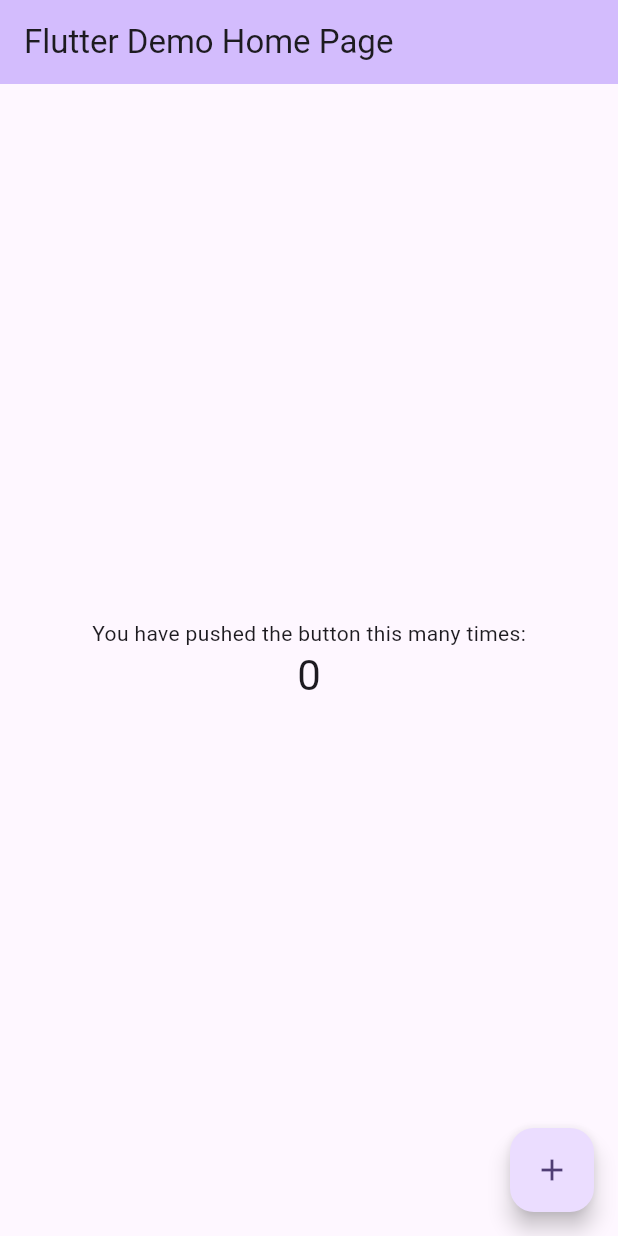
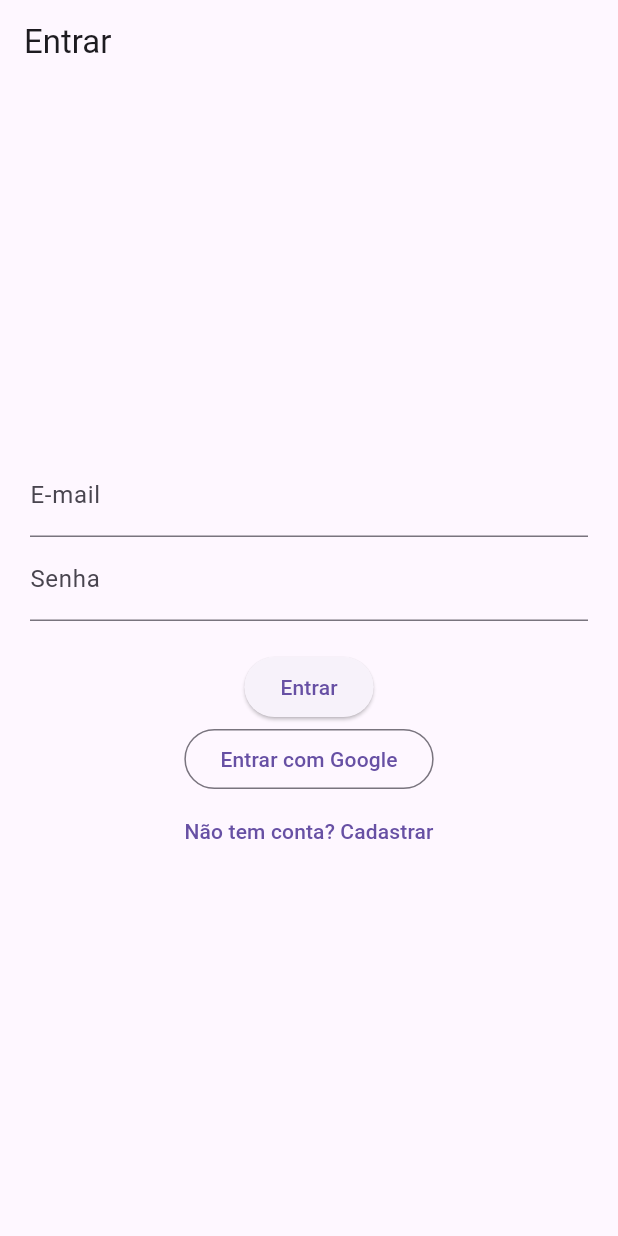
Before and after one commit to RodolfoJSCampos/orders-control, a Flutter app: the screen it shows after launch, on a phone screen of 412 x 824 dp. Run offline on Flutter 3.47's test engine with Material 3 defaults, Android fonts, the phone set to English and light mode, and no system bars; our stand-ins replace firebase_auth, firebase_core, google_sign_in; accounts and stored records are empty; statements that could not run were skipped.

Commit message:
feat: add login with email and login with google account

```diff
--- a/whatsupply/lib/main.dart
+++ b/whatsupply/lib/main.dart
@@ -1,122 +1,29 @@
 import 'package:flutter/material.dart';
+import 'package:firebase_core/firebase_core.dart';
+import 'package:provider/provider.dart';
+import 'package:whatsupply/firebase_options.dart';
+import 'viewmodels/auth_view_model.dart';
+import 'views/login_screen.dart';
 
-void main() {
-  runApp(const MyApp());
+void main() async {
+  WidgetsFlutterBinding.ensureInitialized();
+  await Firebase.initializeApp(
+    options: DefaultFirebaseOptions.currentPlatform,
+  );
+  runApp(MyApp());
 }
 
 class MyApp extends StatelessWidget {
   const MyApp({super.key});
 
-  // This widget is the root of your application.
   @override
   Widget build(BuildContext context) {
-    return MaterialApp(
-      title: 'Flutter Demo',
-      theme: ThemeData(
-        // This is the theme of your application.
-        //
-        // TRY THIS: Try running your application with "flutter run". You'll see
-        // the application has a purple toolbar. Then, without quitting the app,
-        // try changing the seedColor in the colorScheme below to Colors.green
-        // and then invoke "hot reload" (save your changes or press the "hot
-        // reload" button in a Flutter-supported IDE, or press "r" if you used
-        // the command line to start the app).
-        //
-        // Notice that the counter didn't reset back to zero; the application
-        // state is not lost during the reload. To reset the state, use hot
-        // restart instead.
-        //
-        // This works for code too, not just values: Most code changes can be
-        // tested with just a hot reload.
-        colorScheme: ColorScheme.fromSeed(seedColor: Colors.deepPurple),
+    return ChangeNotifierProvider(
+      create: (_) => AuthViewModel(),
+      child: MaterialApp(
+        title: 'Login MVVM',
+        home: LoginScreen(),
       ),
-      home: const MyHomePage(title: 'Flutter Demo Home Page'),
     );
   }
 }
-
-class MyHomePage extends StatefulWidget {
-  const MyHomePage({super.key, required this.title});
-
-  // This widget is the home page of your application. It is stateful, meaning
-  // that it has a State object (defined below) that contains fields that affect
-  // how it looks.
-
-  // This class is the configuration for the state. It holds the values (in this
-  // case the title) provided by the parent (in this case the App widget) and
-  // used by the build method of the State. Fields in a Widget subclass are
-  // always marked "final".
-
-  final String title;
-
-  @override
-  State<MyHomePage> createState() => _MyHomePageState();
-}
-
-class _MyHomePageState extends State<MyHomePage> {
-  int _counter = 0;
-
-  void _incrementCounter() {
-    setState(() {
-      // This call to setState tells the Flutter framework that something has
-      // changed in this State, which causes it to rerun the build method below
-      // so that the display can reflect the updated values. If we changed
-      // _counter without calling setState(), then the build method would not be
-      // called again, and so nothing would appear to happen.
-      _counter++;
-    });
-  }
-
-  @override
-  Widget build(BuildContext context) {
-    // This method is rerun every time setState is called, for instance as done
-    // by the _incrementCounter method above.
-    //
-    // The Flutter framework has been optimized to make rerunning build methods
-    // fast, so that you can just rebuild anything that needs updating rather
-    // than having to individually change instances of widgets.
-    return Scaffold(
-      appBar: AppBar(
-        // TRY THIS: Try changing the color here to a specific color (to
-        // Colors.amber, perhaps?) and trigger a hot reload to see the AppBar
-        // change color while the other colors stay the same.
-        backgroundColor: Theme.of(context).colorScheme.inversePrimary,
-        // Here we take the value from the MyHomePage object that was created by
-        // the App.build method, and use it to set our appbar title.
-        title: Text(widget.title),
-      ),
-      body: Center(
-        // Center is a layout widget. It takes a single child and positions it
-        // in the middle of the parent.
-        child: Column(
-          // Column is also a layout widget. It takes a list of children and
-          // arranges them vertically. By default, it sizes itself to fit its
-          // children horizontally, and tries to be as tall as its parent.
-          //
-          // Column has various properties to control how it sizes itself and
-          // how it positions its children. Here we use mainAxisAlignment to
-          // center the children vertically; the main axis here is the vertical
-          // axis because Columns are vertical (the cross axis would be
-          // horizontal).
-          //
-          // TRY THIS: Invoke "debug painting" (choose the "Toggle Debug Paint"
-          // action in the IDE, or press "p" in the console), to see the
-          // wireframe for each widget.
-          mainAxisAlignment: MainAxisAlignment.center,
-          children: <Widget>[
-            const Text('You have pushed the button this many times:'),
-            Text(
-              '$_counter',
-              style: Theme.of(context).textTheme.headlineMedium,
-            ),
-          ],
-        ),
-      ),
-      floatingActionButton: FloatingActionButton(
-        onPressed: _incrementCounter,
-        tooltip: 'Increment',
-        child: const Icon(Icons.add),
-      ), // This trailing comma makes auto-formatting nicer for build methods.
-    );
-  }
-}
--- /dev/null
+++ b/whatsupply/lib/viewmodels/auth_view_model.dart
@@ -0,0 +1,59 @@
+import 'package:flutter/material.dart';
+import '../services/auth_service.dart';
+import 'package:firebase_auth/firebase_auth.dart';
+
+class AuthViewModel extends ChangeNotifier {
+  final AuthService _authService = AuthService();
+
+  User? _user;
+  bool _isLoading = false;
+  String? _error;
+
+  User? get user => _user;
+  bool get isLoading => _isLoading;
+  String? get error => _error;
+
+  Future<void> loginWithEmail(String email, String password) async {
+    _setLoading(true);
+    try {
+      _user = await _authService.loginWithEmail(email, password);
+      _error = null;
+    } catch (e) {
+      _error = 'Erro ao fazer login: ${e.toString()}';
+    }
+    _setLoading(false);
+  }
+
+  Future<void> loginWithGoogle() async {
+    _setLoading(true);
+    try {
+      _user = await _authService.loginWithGoogle();
+      _error = null;
+    } catch (e) {
+      _error = 'Erro ao fazer login com Google: ${e.toString()}';
+    }
+    _setLoading(false);
+  }
+
+  Future<void> registerWithEmail(String email, String password) async {
+  _setLoading(true);
+  try {
+    _user = await _authService.registerWithEmail(email, password);
+    _error = null;
+  } catch (e) {
+    _error = 'Erro ao cadastrar: ${e.toString()}';
+  }
+  _setLoading(false);
+  }
+
+  void logout() {
+    _authService.logout();
+    _user = null;
+    notifyListeners();
+  }
+
+  void _setLoading(bool value) {
+    _isLoading = value;
+    notifyListeners();
+  }
+}
--- /dev/null
+++ b/whatsupply/lib/views/login_screen.dart
@@ -0,0 +1,79 @@
+import 'package:flutter/material.dart';
+import 'package:provider/provider.dart';
+import '../viewmodels/auth_view_model.dart';
+
+class LoginScreen extends StatefulWidget {
+  @override
+  State<LoginScreen> createState() => _LoginScreenState();
+}
+
+class _LoginScreenState extends State<LoginScreen> {
+  final emailController = TextEditingController();
+  final passwordController = TextEditingController();
+  bool isRegisterMode = false;
+
+  @override
+  Widget build(BuildContext context) {
+    final authVM = Provider.of<AuthViewModel>(context);
+
+    return Scaffold(
+      appBar: AppBar(title: Text(isRegisterMode ? 'Criar Conta' : 'Entrar')),
+      body: Padding(
+        padding: const EdgeInsets.all(20),
+        child: Center(
+          child: SingleChildScrollView(
+            child: Column(
+              children: [
+                if (authVM.error != null)
+                  Text(authVM.error!, style: TextStyle(color: Colors.red)),
+                TextField(
+                  controller: emailController,
+                  decoration: InputDecoration(labelText: 'E-mail'),
+                ),
+                TextField(
+                  controller: passwordController,
+                  obscureText: true,
+                  decoration: InputDecoration(labelText: 'Senha'),
+                ),
+                const SizedBox(height: 20),
+                authVM.isLoading
+                    ? CircularProgressIndicator()
+                    : Column(
+                        children: [
+                          ElevatedButton(
+                            onPressed: () {
+                              final email = emailController.text.trim();
+                              final senha = passwordController.text.trim();
+
+                              if (isRegisterMode) {
+                                authVM.registerWithEmail(email, senha);
+                              } else {
+                                authVM.loginWithEmail(email, senha);
+                              }
+                            },
+                            child: Text(isRegisterMode ? 'Cadastrar' : 'Entrar'),
+                          ),
+                          OutlinedButton(
+                            onPressed: authVM.loginWithGoogle,
+                            child: Text('Entrar com Google'),
+                          ),
+                          TextButton(
+                            onPressed: () {
+                              setState(() {
+                                isRegisterMode = !isRegisterMode;
+                              });
+                            },
+                            child: Text(isRegisterMode
+                                ? 'Já tem uma conta? Entrar'
+                                : 'Não tem conta? Cadastrar'),
+                          ),
+                        ],
+                      ),
+              ],
+            ),
+          ),
+        ),
+      ),
+    );
+  }
+}
--- a/whatsupply/pubspec.yaml
+++ b/whatsupply/pubspec.yaml
@@ -30,6 +30,10 @@ environment:
 dependencies:
   flutter:
     sdk: flutter
+  firebase_core: ^3.0.0
+  firebase_auth: ^5.0.0
+  google_sign_in: ^6.2.1
+  provider: ^6.1.2
 
   # The following adds the Cupertino Icons font to your application.
   # Use with the CupertinoIcons class for iOS style icons.
```
Also changed, not shown: whatsupply/lib/services/auth_service.dart (added, +39 -0 lines), whatsupply/firebase.json (added), whatsupply/lib/firebase_options.dart (added), 1 other file.
